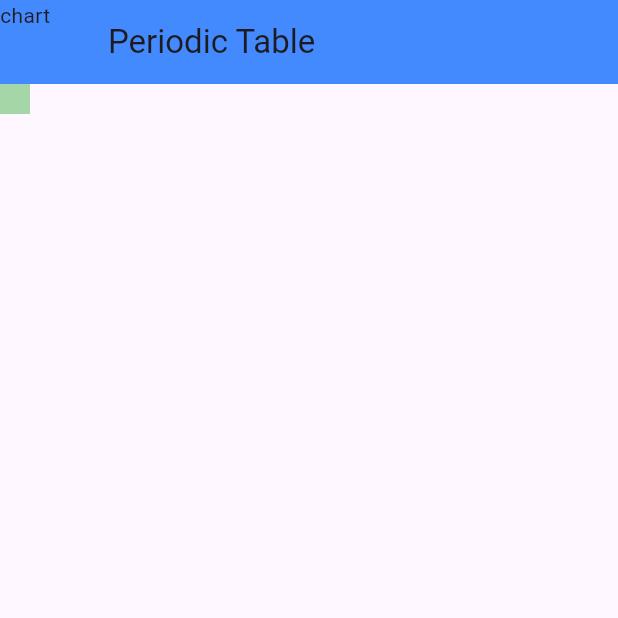
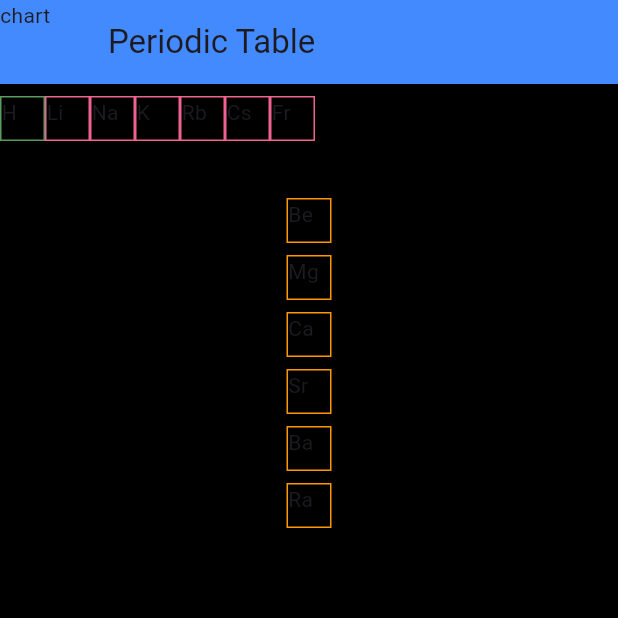
Before and after one commit to EemanNaseer1/flutter.dart, a Flutter app: the PeriodicTable screen opened directly, on a phone screen of 412 x 824 dp, the top half of it. Run offline on Flutter 3.47's test engine with Material 3 defaults, Android fonts, the phone set to English and light mode, and no system bars.

Commit message:
flutter work

```diff
--- a/lib/main.dart
+++ b/lib/main.dart
@@ -1,6 +1,5 @@
 import 'package:flutter/material.dart';
 import 'package:myproject/periodic_table.dart';
-import 'package:myproject/profile_screen.dart';
 
 void main() {
   runApp(const MyApp());
@@ -13,7 +12,7 @@ class MyApp extends StatelessWidget {
   Widget build(BuildContext context) {
     return const MaterialApp(
       debugShowCheckedModeBanner: false,
-      home: ProfileScreen(),
+      home: PeriodicTable(),
     );
   }
 }
--- a/lib/periodic_table.dart
+++ b/lib/periodic_table.dart
@@ -1,4 +1,13 @@
+import 'dart:io';
+import 'dart:math';
+
+import 'package:flutter/cupertino.dart';
 import 'package:flutter/material.dart';
+import 'package:flutter/widgets.dart';
+
+void main() {
+  runApp(const PeriodicTable());
+}
 
 class PeriodicTable extends StatelessWidget {
   const PeriodicTable({super.key});
@@ -16,13 +25,131 @@ class PeriodicTable extends StatelessWidget {
           Row(
             children: [
               Container(
-                  color: Colors.green[200],
-                  height: 20,
-                  width: 20,
+                margin: EdgeInsets.only(top: 8.0),
+                decoration: BoxDecoration(
+                    border: Border.all(color: const Color.fromARGB(255, 90, 156, 93))),
+                width: 30,
+                height: 30,
+                child: Text("H"),
+              ),
+              Container(
+                margin: EdgeInsets.only(top: 8.0),
+                decoration: BoxDecoration(
+                    border: Border.all(color: Colors.pink.shade300)),
+                child: Text("Li"),
+                width: 30,
+                height: 30,
+              ),
+              Container(
+                 margin: EdgeInsets.only(top: 8.0),
+                decoration: BoxDecoration(
+                  border: Border.all(color: Colors.pink.shade300)
+                ),
+                child: Text("Na"),
+                width: 30,
+                height: 30,
+              ),
+              Container(
+                 margin: EdgeInsets.only(top: 8.0),
+                decoration: BoxDecoration(
+                  border: Border.all(color: Colors.pink.shade300)
+                ),
+                child: Text("K"),
+                width: 30,
+                height: 30,
+              ),
+              Container(
+                 margin: EdgeInsets.only(top: 8.0),
+                decoration: BoxDecoration(
+                  border: Border.all(color: Colors.pink.shade300)
+                ),
+                child: Text("Rb"),
+                width: 30,
+                height: 30,
+              ),
+              Container(
+                 margin: EdgeInsets.only(top: 8.0),
+                decoration: BoxDecoration(
+                  border: Border.all(color: Colors.pink.shade300)
+                ),
+                child: Text("Cs"),
+                width: 30,
+                height: 30,
+              ),
+              Container(
+                 margin: EdgeInsets.only(top: 8.0),
+                decoration: BoxDecoration(
+                  border: Border.all(color: Colors.pink.shade300)
+                ),
+                child: Text("Fr"),
+                width: 30,
+                height: 30,
               ),
             ],
-            )
+          ),
+          Column(
+            children: [
+              Container(
+                width: 30,
+                height: 30,
+              ),
+              Container(
+                margin: EdgeInsets.only(top: 8.0),
+                decoration: BoxDecoration(
+                    border: Border.all(color: Colors.orange)),
+                child: Text("Be"),
+                width: 30,
+                height: 30,
+              ),
+              Container(
+                 margin: EdgeInsets.only(top: 8.0),
+                decoration: BoxDecoration(
+                  border: Border.all(color: Colors.orange)
+                ),
+                child: Text("Mg"),
+                width: 30,
+                height: 30,
+              ),
+              Container(
+                 margin: EdgeInsets.only(top: 8.0),
+                decoration: BoxDecoration(
+                  border: Border.all(color: Colors.orange)
+                ),
+                child: Text("Ca"),
+                width: 30,
+                height: 30,
+              ),
+              Container(
+                 margin: EdgeInsets.only(top: 8.0),
+                decoration: BoxDecoration(
+                  border: Border.all(color: Colors.orange)
+                ),
+                child: Text("Sr"),
+                width: 30,
+                height: 30,
+              ),
+              Container(
+                 margin: EdgeInsets.only(top: 8.0),
+                decoration: BoxDecoration(
+                  border: Border.all(color: Colors.orange)
+                ),
+                child: Text("Ba"),
+                width: 30,
+                height: 30,
+              ),
+              Container(
+                 margin: EdgeInsets.only(top: 8.0),
+                decoration: BoxDecoration(
+                  border: Border.all(color: Colors.orange)
+                ),
+                child: Text("Ra"),
+                width: 30,
+                height: 30,
+              ),
             ],
-        ));
+          ),
+        ],
+      ),backgroundColor: Colors.black,
+    );
   }
 }
--- a/lib/profile_screen.dart
+++ b/lib/profile_screen.dart
@@ -1,4 +1,8 @@
 import 'package:flutter/material.dart';
+
+void main() {
+  runApp(const ProfileScreen());
+}
 
 class ProfileScreen extends StatelessWidget {
   const ProfileScreen({super.key});
@@ -11,7 +15,7 @@ class ProfileScreen extends StatelessWidget {
         leading: Text("Back"),
         title: Text("I am Title"),
       ),
-      body: Text("Hello World"),
+      body: Text("Eeman Naseer, Painting, Cooking, Accountant "),
       backgroundColor: Colors.pinkAccent,
     );
   }
--- a/main.dart
+++ /dev/null
@@ -1,14 +0,0 @@
-void main(){
- List studentId = [65, "eeman naseer", "Id"];
- print(studentId[2]);
- print(studentId);
-
- List marksSheet = [78, 84, 54, 34, 98];
- print(marksSheet[0] + marksSheet[1] + marksSheet[0] + marksSheet[1] + marksSheet[1]);
-
- print(studentId);
- print(studentId.length);
- print(studentId.elementAt(2));
- studentId[0] = "45";
- print(studentId);
-}
--- a/work1.dart
+++ /dev/null
@@ -1,11 +0,0 @@
-void main(){
-  int num = 23;
-
-  if(num > 0){
-    print("It is a positive number");
-  } else if (num < 0){
-    print("It is a negative number");
-  } else {
-    print("It is a zero number");
-  }
-}
```
Also changed, not shown: flutter_01.png (added). Lines whose indentation alone changed are shown as unchanged.
